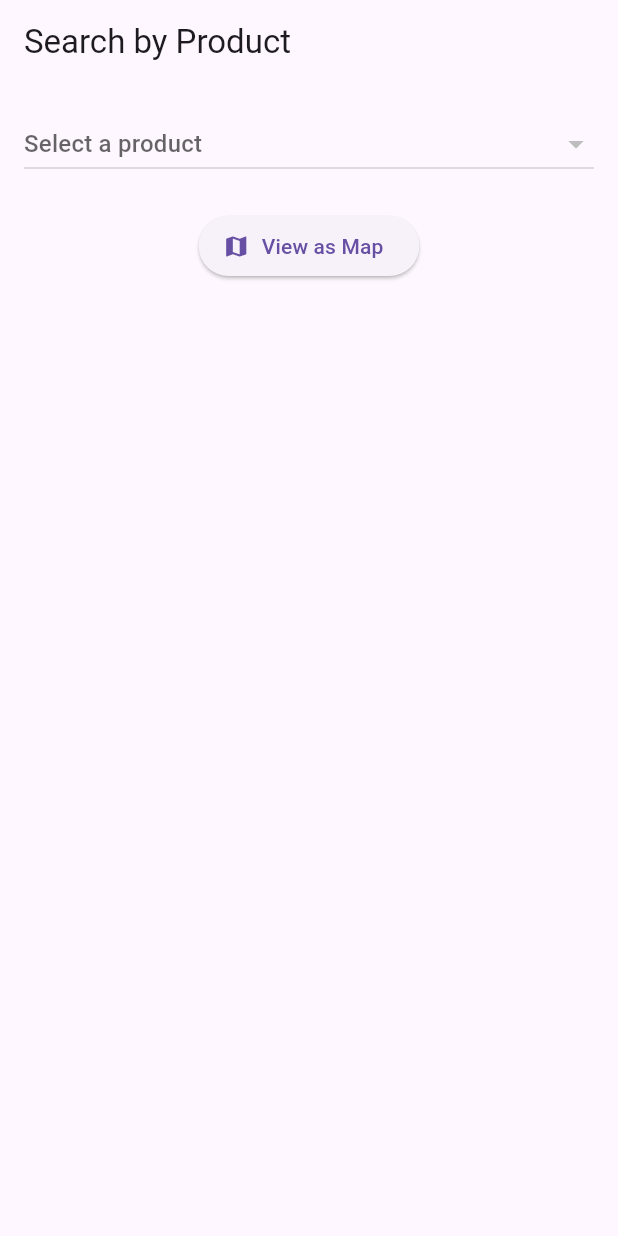
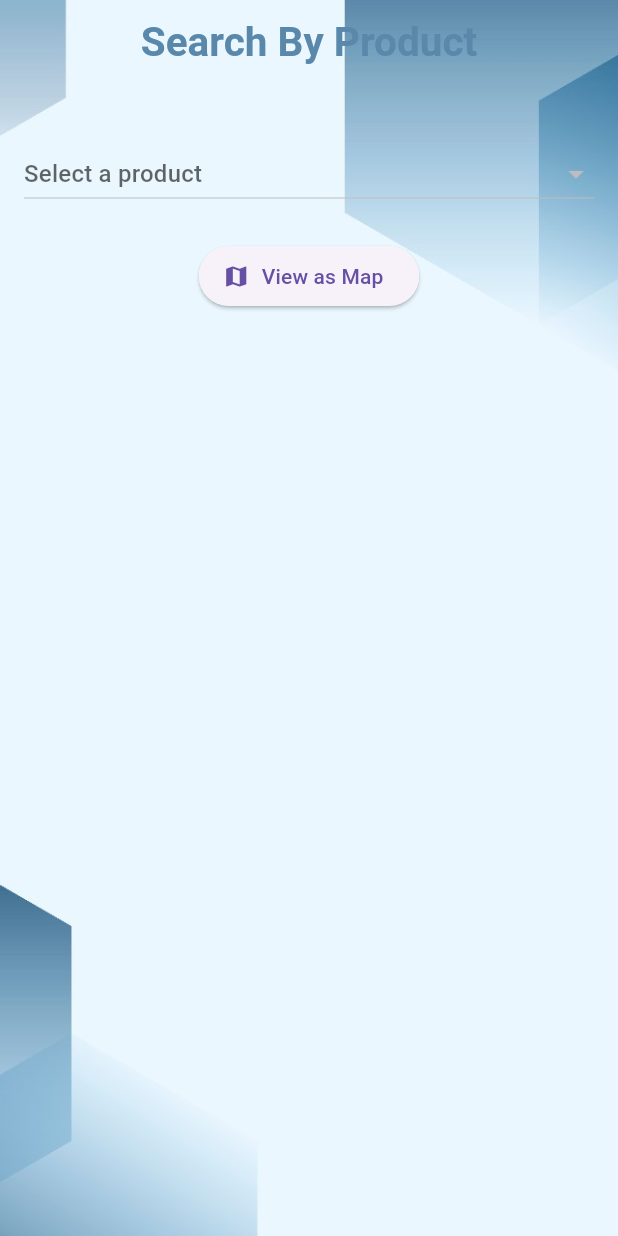
Before and after one commit to Nourhanyasser7/EMA_project, a Flutter app: the screen it shows after launch, on a phone screen of 412 x 824 dp. Run offline on Flutter 3.47's test engine with Material 3 defaults, Android fonts, the phone set to English and light mode, and no system bars; our stand-ins replace dio, flutter_map, geolocator, latlong2, rxdart; missing offline and left inert: flutter_map_math; statements that could not run were skipped.

Commit message:
updated search screen UI and Map

```diff
--- a/mobile_project/lib/screens/product_search_screen.dart
+++ b/mobile_project/lib/screens/product_search_screen.dart
@@ -1,3 +1,4 @@
+
 import 'package:flutter/material.dart';
 import 'package:geolocator/geolocator.dart';
 import 'package:flutter_map_math/flutter_geo_math.dart';
@@ -26,7 +27,7 @@ class _ProductSearchScreenState extends State<ProductSearchScreen> {
   }
 
   void _fetchAllProducts() async {
-    final products = await _apiService.getAllProducts();
+    final products = await _apiService.fetchAllProducts();
     setState(() {
       allProducts = products;
     });
@@ -105,16 +106,41 @@ class _ProductSearchScreenState extends State<ProductSearchScreen> {
 
   @override
   Widget build(BuildContext context) {
+    const Color primaryColor = Color.fromARGB(255, 89, 136, 170);
     return Scaffold(
-      appBar: AppBar(title: Text("Search by Product")),
-      body: Padding(
+      extendBodyBehindAppBar: true,
+      appBar: AppBar(
+        title: const Text(
+          'Search By Product',
+          style: TextStyle(
+            fontSize: 27,
+            fontWeight: FontWeight.bold,
+            color: primaryColor,
+
+          ),
+        ),
+        backgroundColor: Colors.transparent,
+        elevation: 0,
+        centerTitle: true,
+      ),
+            body: Stack(
+        fit: StackFit.expand,
+        children: [
+          Image.asset(
+            "assets/background.jpg",
+            fit: BoxFit.cover,
+          ),
+          SafeArea(
+            child: Padding(
               padding: const EdgeInsets.all(16.0),
               child: Column(
                 children: [
+                  const SizedBox(height: 20), // Moves the dropdown lower
                   DropdownButton<Product>(
                     value: selectedProduct,
-              hint: Text('Select a product'),
+                    hint: const Text('Select a product'),
                     isExpanded: true,
+                    dropdownColor: Colors.white,
                     items: allProducts.map((Product product) {
                       return DropdownMenuItem<Product>(
                         value: product,
@@ -128,27 +154,28 @@ class _ProductSearchScreenState extends State<ProductSearchScreen> {
                       _searchStoresByProduct(newValue!.name);
                     },
                   ),
-            SizedBox(height: 20),
-
+                  const SizedBox(height: 20),
                   ElevatedButton.icon(
-              icon: Icon(Icons.map),
-              label: Text("View as Map"),
+                    icon: const Icon(Icons.map),
+                    label: const Text("View as Map"),
                     onPressed: () {
                       if (matchingStores.isNotEmpty) {
                         Navigator.push(
                           context,
                           MaterialPageRoute(
-                      builder: (context) => ProductMapScreen(stores: matchingStores),
+                            builder: (context) =>
+                                ProductMapScreen(stores: matchingStores),
                           ),
                         );
                       } else {
                         ScaffoldMessenger.of(context).showSnackBar(
-                    SnackBar(content: Text("Please select a product with results first.")),
+                          const SnackBar(
+                            content: Text("Please select a product with results first."),
+                          ),
                         );
                       }
                     },
                   ),
-
                   Expanded(
                     child: ListView.builder(
                       itemCount: matchingStores.length,
@@ -158,7 +185,7 @@ class _ProductSearchScreenState extends State<ProductSearchScreen> {
                           child: ListTile(
                             title: Text(store.name),
                             trailing: IconButton(
-                        icon: Icon(Icons.route),
+                              icon: const Icon(Icons.route),
                               onPressed: () => _showDistanceToStore(store),
                             ),
                           ),
@@ -169,6 +196,9 @@ class _ProductSearchScreenState extends State<ProductSearchScreen> {
                 ],
               ),
             ),
+          ),
+        ],
+      ),
     );
   }
 }
```
Also changed, not shown: mobile_project/lib/screens/product_list_screen.dart (+37 -56 lines), mobile_project/lib/screens/product_map_screen.dart (+26 -11 lines), mobile_project/lib/screens/store_list_screen.dart (+15 -10 lines). Lines whose indentation alone changed are shown as unchanged.
